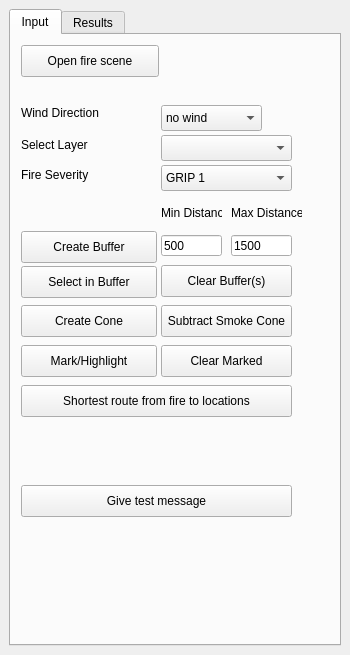
The window that LocatorTool/LocatingTool/locating_tool_dockwidget_base.ui (qq2012/GEO1005) describes before a commit, drawn with Qt 5.
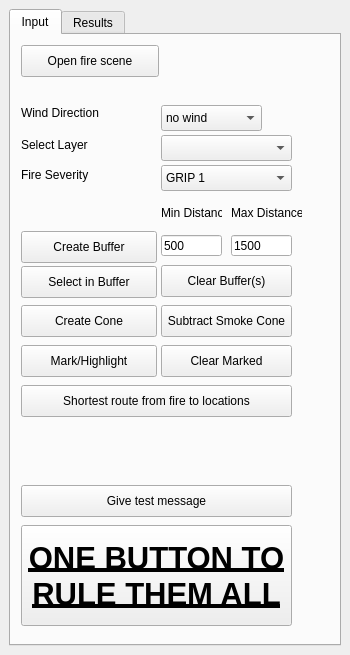
The same window after the commit.

Commit message:
Added "The one button"
Does everything at once. When testing this, make sure that the fire1,2,3,4 layers stay on top at the legend.. This can be done by selecting routes thats beneath it for example. I don't know how to work around this yet.

```diff
--- a/LocatorTool/LocatingTool/locating_tool_dockwidget_base.ui
+++ b/LocatorTool/LocatingTool/locating_tool_dockwidget_base.ui
@@ -390,6 +390,31 @@
          <string>Subtract Smoke Cone</string>
         </property>
        </widget>
+       <widget class="QPushButton" name="everythingAtOnceButton">
+        <property name="geometry">
+         <rect>
+          <x>10</x>
+          <y>490</y>
+          <width>271</width>
+          <height>101</height>
+         </rect>
+        </property>
+        <property name="font">
+         <font>
+          <pointsize>23</pointsize>
+          <weight>75</weight>
+          <bold>true</bold>
+          <underline>true</underline>
+         </font>
+        </property>
+        <property name="autoFillBackground">
+         <bool>false</bool>
+        </property>
+        <property name="text">
+         <string>ONE BUTTON TO
+RULE THEM ALL</string>
+        </property>
+       </widget>
       </widget>
       <widget class="QWidget" name="tab_2">
        <attribute name="title">
```
The commit also changes 4 other files.
